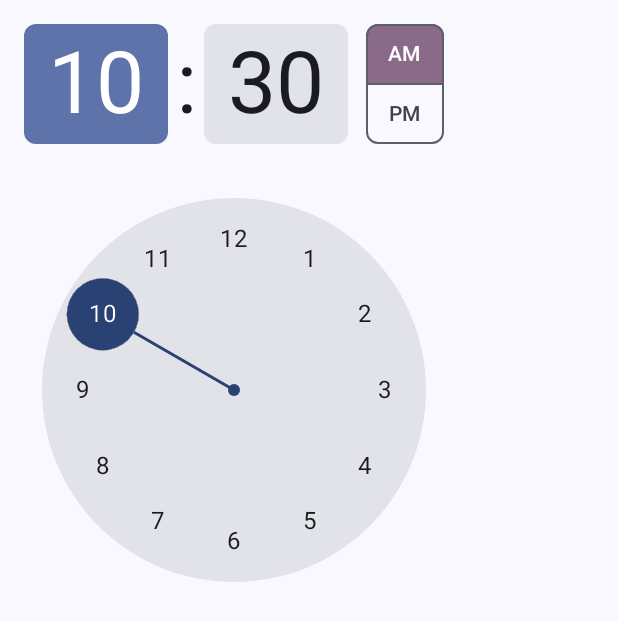
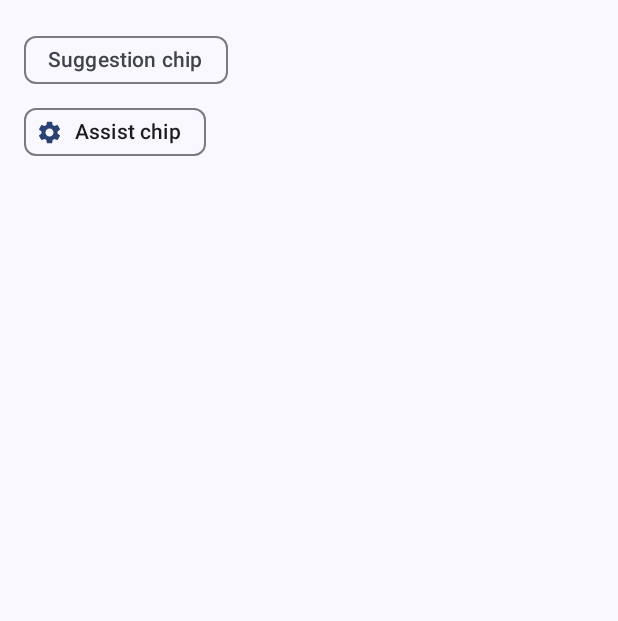
Before and after one commit to jorloque/androidkt, an Android app built with Jetpack Compose: the screen it shows after launch (MainActivity), on a phone screen of 412 x 824 dp. Shown: the top 621 px of the screen. Run offline under Robolectric (Android 15) with nearby library versions, the phone set to English and light mode, and no system bars.

Commit message:
componente chip

```diff
--- a/app/src/main/java/com/example/clic_surface/MainActivity.kt
+++ b/app/src/main/java/com/example/clic_surface/MainActivity.kt
@@ -31,7 +31,7 @@ class MainActivity : ComponentActivity() {
                     color = MaterialTheme.colorScheme.background
                 ) {
                     Column(modifier = Modifier.padding(16.dp)) {
-                        myTimePicker() // 👈 Aquí llamamos al composable del otro archivo
+                        myChip() // 👈 Aquí llamamos al composable del otro archivo
                     }
                 }
             }
@@ -48,7 +48,7 @@ fun MyClassDropdownPreviewInMain() {
             color = MaterialTheme.colorScheme.background
         ) {
             Column(modifier = Modifier.padding(16.dp)) {
-                myTimePicker()
+                myChip()
             }
         }
     }
--- /dev/null
+++ b/app/src/main/java/com/example/clic_surface/myChip.kt
@@ -0,0 +1,35 @@
+package com.example.clic_surface
+
+import androidx.compose.foundation.layout.size
+import androidx.compose.material.icons.Icons
+import androidx.compose.material.icons.filled.Settings
+import androidx.compose.material3.AssistChip
+import androidx.compose.material3.AssistChipDefaults
+import androidx.compose.material3.ExperimentalMaterial3Api
+import androidx.compose.material3.Icon
+import androidx.compose.material3.SuggestionChip
+import androidx.compose.material3.Text
+import androidx.compose.runtime.Composable
+import androidx.compose.ui.Modifier
+
+
+@OptIn(ExperimentalMaterial3Api::class)
+@Composable
+fun myChip (){
+    SuggestionChip(
+        onClick = { /*TODO*/},
+        label = { Text("Suggestion chip") }
+    )
+
+    AssistChip(
+        onClick = { /*TODO*/},
+        label = { Text("Assist chip") },
+        leadingIcon = {
+            Icon(
+                Icons.Filled.Settings,
+                contentDescription = "Descripcion",
+                Modifier.size(AssistChipDefaults.IconSize)
+            )
+        }
+    )
+}
```
